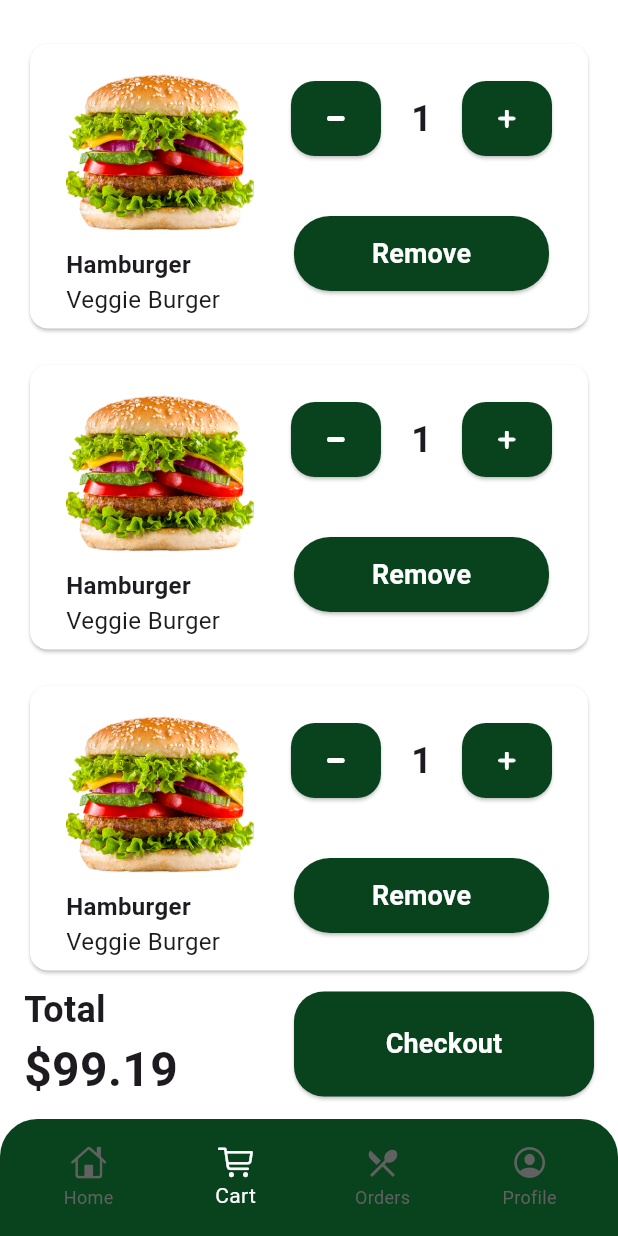
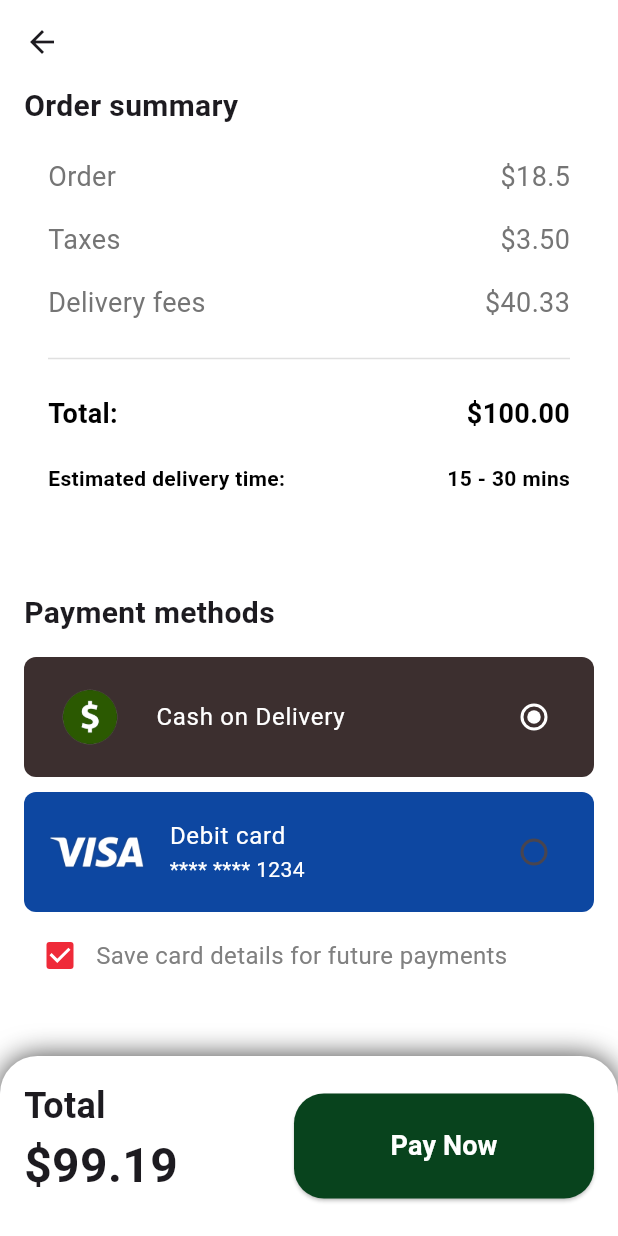
Before and after one commit to oreWaOsama/hungry_app, a Flutter app: the screen it shows after launch, item 2 of the bottom bar chosen, after a tap on "Checkout", on a phone screen of 412 x 824 dp. Run offline on Flutter 3.47's test engine with Material 3 defaults, Android fonts, the phone set to English and light mode, and no system bars; our stand-ins replace flutter_svg, gap.

```diff
--- a/lib/core/constants/app_assets.dart
+++ b/lib/core/constants/app_assets.dart
@@ -9,4 +9,6 @@ class AppAssets {
   static const String test2 = 'assets/details/test2.png';
   static const String minus = 'assets/details/minus.png';
   static const String plus = 'assets/details/plus.png';
+  static const String cash = 'assets/icons/cash.png';
+  static const String visa = 'assets/icons/visa.png';
 }
--- a/lib/features/cart/views/cart_view.dart
+++ b/lib/features/cart/views/cart_view.dart
@@ -3,6 +3,7 @@ import 'package:gap/gap.dart';
 import 'package:hungry_app/core/constants/app_assets.dart';
 import 'package:hungry_app/core/constants/app_colors.dart';
 import 'package:hungry_app/features/cart/widgets/cart_item.dart';
+import 'package:hungry_app/features/checkout/views/checkout_view.dart';
 import 'package:hungry_app/shared/custom_button.dart';
 import 'package:hungry_app/shared/custom_text.dart';
 
@@ -14,7 +15,7 @@ class CartView extends StatefulWidget {
 }
 
 class _CartViewState extends State<CartView> {
- final  int numberOfItems = 20;
+  final int numberOfItems = 20;
   late List<int> numberOfItemsList;
 
   @override
@@ -48,7 +49,7 @@ class _CartViewState extends State<CartView> {
               Gap(25),
               Expanded(
                 child: ListView.separated(
-                    itemCount:numberOfItems,
+                  itemCount: numberOfItems,
                   itemBuilder: (BuildContext context, int index) {
                     return CartItem(
                       imagepath: AppAssets.test2,
@@ -61,7 +62,6 @@ class _CartViewState extends State<CartView> {
                   },
                   separatorBuilder: (BuildContext context, int index) =>
                       Gap(16),
-
                 ),
               ),
               Row(
@@ -84,7 +84,14 @@ class _CartViewState extends State<CartView> {
                   Spacer(),
                   CustomButton(
                     title: 'Checkout',
-                    onPressed: () {},
+                    onPressed: () {
+                      Navigator.push(
+                        context,
+                        MaterialPageRoute(
+                          builder: (context) => const CheckoutView(),
+                        ),
+                      );
+                    },
                     width: 200,
                     radius: 20,
                     backgroundColor: AppColors.primary,
--- /dev/null
+++ b/lib/features/checkout/views/checkout_view.dart
@@ -0,0 +1,187 @@
+import 'package:flutter/material.dart';
+import 'package:gap/gap.dart';
+import 'package:hungry_app/core/constants/app_assets.dart';
+import 'package:hungry_app/core/constants/app_colors.dart';
+import 'package:hungry_app/features/checkout/widgets/order_details_widget.dart';
+import 'package:hungry_app/features/checkout/widgets/success_dailog.dart';
+import 'package:hungry_app/shared/custom_button.dart';
+
+import 'package:hungry_app/shared/custom_text.dart';
+
+class CheckoutView extends StatefulWidget {
+  const CheckoutView({super.key});
+
+  @override
+  State<CheckoutView> createState() => _CheckoutViewState();
+}
+
+class _CheckoutViewState extends State<CheckoutView> {
+  String selectedMethod = 'cash';
+  @override
+  Widget build(BuildContext context) {
+    return Scaffold(
+      appBar: AppBar(backgroundColor: Colors.white),
+      body: Padding(
+        padding: const EdgeInsets.symmetric(horizontal: 16.0),
+        child: SingleChildScrollView(
+          child: Column(
+            crossAxisAlignment: .start,
+            children: [
+              CustomText(
+                text: 'Order summary',
+                size: 20,
+                fontWeight: FontWeight.w600,
+              ),
+              OrderDetailsWidget(
+                orderPrice: '18.5',
+                taxesPrice: '3.50',
+                deliveryPrice: '40.33',
+                totalPrice: '100.00',
+              ),
+              Gap(65),
+              CustomText(
+                text: 'Payment methods',
+                size: 20,
+                fontWeight: FontWeight.w600,
+              ),
+              Gap(15),
+              ListTile(
+                onTap: () => setState(() {
+                  selectedMethod = 'cash';
+                }),
+                shape: RoundedRectangleBorder(
+                  borderRadius: BorderRadius.circular(8),
+                ),
+                tileColor: Color(0xff3C2F2F),
+                contentPadding: EdgeInsets.symmetric(
+                  vertical: 12,
+                  horizontal: 16,
+                ),
+                leading: Image.asset(AppAssets.cash),
+                title: CustomText(
+                  text: 'Cash on Delivery',
+                  color: Colors.white,
+                ),
+                trailing: Radio<String>(
+                  activeColor: Colors.white,
+                  value: 'cash',
+                  groupValue: selectedMethod,
+                  onChanged: (value) {
+                    setState(() {
+                      selectedMethod = value!;
+                    });
+                  },
+                ),
+              ),
+              Gap(10),
+              ListTile(
+                onTap: () => setState(() {
+                  selectedMethod = 'visa';
+                }),
+                shape: RoundedRectangleBorder(
+                  borderRadius: BorderRadius.circular(8),
+                ),
+                tileColor: Colors.blue.shade900,
+                contentPadding: EdgeInsets.symmetric(
+                  vertical: 4,
+                  horizontal: 16,
+                ),
+                leading: Image.asset(AppAssets.visa, width: 65, height: 65),
+                title: CustomText(text: 'Debit card', color: Colors.white),
+                subtitle: CustomText(
+                  text: '**** **** 1234',
+                  color: Colors.white,
+                ),
+                trailing: Radio<String>(
+                  activeColor: Colors.white,
+                  value: 'visa',
+                  groupValue: selectedMethod,
+                  onChanged: (value) {
+                    setState(() {
+                      selectedMethod = value!;
+                    });
+                  },
+                ),
+              ),
+              Gap(5),
+              Row(
+                children: [
+                  Checkbox(
+                    activeColor: Color(0xffEF2A39),
+                    value: true,
+                    onChanged: (v) {},
+                  ),
+                  CustomText(
+                    text: 'Save card details for future payments',
+                    size: 16,
+                    color: Color(0xff808080),
+                  ),
+                ],
+              ),
+              Gap(10),
+            ],
+          ),
+        ),
+      ),
+      bottomSheet: Container(
+        decoration: BoxDecoration(
+          color: Colors.white,
+          borderRadius: BorderRadius.only(
+            topLeft: Radius.circular(25),
+            topRight: Radius.circular(25),
+          ),
+          boxShadow: [
+            BoxShadow(
+              color: Colors.grey.shade800,
+              blurRadius: 15,
+              offset: Offset(0, 0),
+            ),
+          ],
+        ),
+
+        height: 120,
+        child: Padding(
+          padding: const EdgeInsets.all(16),
+          child: Row(
+            children: [
+              Column(
+                crossAxisAlignment: .start,
+                children: [
+                  CustomText(
+                    text: 'Total',
+                    size: 24,
+                    fontWeight: FontWeight.w600,
+                  ),
+                  CustomText(
+                    text: '\$${99.19}',
+                    size: 32,
+                    fontWeight: FontWeight.w700,
+                  ),
+                ],
+              ),
+              Spacer(),
+              CustomButton(
+                title: 'Pay Now',
+                onPressed: () {
+                  showPaymentSuccessDialog(context);
+                },
+                width: 200,
+                radius: 20,
+                backgroundColor: AppColors.primary,
+                textColor: Colors.white,
+              ),
+            ],
+          ),
+        ),
+      ),
+    );
+  }
+
+  Future<void> showPaymentSuccessDialog(BuildContext context) {
+    return showDialog(
+      context: context,
+      barrierDismissible: false,
+      builder: (_) => const SuccessDialog(),
+    );
+  }
+}
--- /dev/null
+++ b/lib/features/checkout/widgets/order_details_widget.dart
@@ -0,0 +1,75 @@
+import 'package:flutter/material.dart';
+import 'package:gap/gap.dart';
+import 'package:hungry_app/shared/custom_text.dart';
+
+class OrderDetailsWidget extends StatelessWidget {
+  final String orderPrice, taxesPrice, deliveryPrice, totalPrice;
+  const OrderDetailsWidget({
+    super.key,
+    required this.orderPrice,
+    required this.taxesPrice,
+    required this.deliveryPrice,
+    required this.totalPrice,
+  });
+
+  @override
+  Widget build(BuildContext context) {
+    return Column(
+      children: [
+        Gap(20),
+        checkoutWidget(title: 'Order', price: orderPrice),
+        Gap(16),
+        checkoutWidget(title: 'Taxes', price: taxesPrice),
+        Gap(16),
+        checkoutWidget(title: 'Delivery fees', price: deliveryPrice),
+        Gap(16),
+        Divider(endIndent: 16, indent: 16, color: Colors.grey[300]),
+        Gap(16),
+        checkoutWidget(
+          title: 'Total:',
+          price: totalPrice,
+          color: Colors.black,
+          fontWeight: FontWeight.w600,
+        ),
+        Gap(20),
+        checkoutWidget(
+          title: 'Estimated delivery time:',
+          title2: '15 - 30 mins',
+          size: 14,
+          color: Colors.black,
+          fontWeight: FontWeight.w600,
+        ),
+      ],
+    );
+  }
+}
+
+Widget checkoutWidget({
+  String? title,
+  String? title2,
+  String? price,
+  FontWeight? fontWeight,
+  Color? color,
+  double? size,
+}) {
+  return Padding(
+    padding: const EdgeInsets.symmetric(horizontal: 16.0),
+    child: Row(
+      children: [
+        CustomText(
+          text: title ?? '',
+          size: size ?? 18,
+          fontWeight: fontWeight ?? FontWeight.w400,
+          color: color ?? Colors.grey[600],
+        ),
+        Spacer(),
+        CustomText(
+          text: title2 ?? '\$$price',
+          size: size ?? 18,
+          fontWeight: fontWeight ?? FontWeight.w400,
+          color: color ?? Colors.grey[600],
+        ),
+      ],
+    ),
+  );
+}
--- /dev/null
+++ b/lib/features/checkout/widgets/success_dailog.dart
@@ -0,0 +1,60 @@
+import 'package:flutter/material.dart';
+import 'package:gap/gap.dart';
+import 'package:hungry_app/core/constants/app_colors.dart';
+import 'package:hungry_app/shared/custom_button.dart';
+import 'package:hungry_app/shared/custom_text.dart';
+
+class SuccessDialog extends StatelessWidget {
+  const SuccessDialog({super.key});
+
+  @override
+  Widget build(BuildContext context) {
+    return Dialog(
+      shape: RoundedRectangleBorder(borderRadius: BorderRadius.circular(24)),
+      child: Padding(
+        padding: const EdgeInsets.all(24),
+        child: Column(
+          mainAxisSize: MainAxisSize.min,
+          children: [
+            Container(
+              padding: const EdgeInsets.all(16),
+              decoration: BoxDecoration(
+                shape: BoxShape.circle,
+                color: AppColors.primary,
+              ),
+              child: const Icon(Icons.check, color: Colors.white, size: 40),
+            ),
+            Gap(16),
+
+            CustomText(
+              text: 'Success !',
+              fontWeight: FontWeight.w700,
+              color: AppColors.primary,
+              size: 30,
+            ),
+            Gap(12),
+
+            CustomText(
+              text:
+                  'Your payment was successful.\nA receipt for this purchase has\nbeen sent to your email.',
+              size: 14,
+              color: Color(0xffBCBBBB),
+            ),
+            Gap(25),
+
+            CustomButton(
+              title: 'Go Back',
+              onPressed: () {
+                Navigator.pop(context);
+              },
+              width: 200,
+              radius: 20,
+              backgroundColor: AppColors.primary,
+              textColor: Colors.white,
+            ),
+          ],
+        ),
+      ),
+    );
+  }
+}
--- a/lib/features/orderHistory/views/order_history_view.dart
+++ b/lib/features/orderHistory/views/order_history_view.dart
@@ -1,10 +1,73 @@
 import 'package:flutter/material.dart';
+import 'package:gap/gap.dart';
+import 'package:hungry_app/core/constants/app_assets.dart';
+import 'package:hungry_app/shared/custom_button.dart';
+import 'package:hungry_app/shared/custom_text.dart';
 
 class OrderHistoryView extends StatelessWidget {
   const OrderHistoryView({super.key});
 
   @override
   Widget build(BuildContext context) {
-    return Scaffold();
+    return Scaffold(
+      body: Padding(
+        padding: const EdgeInsets.all(16),
+        child: SafeArea(
+          child: Column(
+            children: [
+              Expanded(
+                child: ListView.separated(
+                  itemCount: 3,
+                  itemBuilder: (context, index) {
+                    return Card(
+                      color: Colors.white,
+                      child: Padding(
+                        padding: const EdgeInsets.all(16),
+                        child: Column(
+                          children: [
+                            Row(
+                              children: [
+                                Image.asset(
+                                  AppAssets.test2,
+                                  width: 125,
+                                  height: 125,
+                                  fit: BoxFit.cover,
+                                ),
+                                Gap(25),
+                                Column(
+                                  crossAxisAlignment: .start,
+                                  children: [
+                                    CustomText(
+                                      text: 'Hamburger',
+                                      size: 16,
+                                      fontWeight: FontWeight.w600,
+                                    ),
+                                    CustomText(text: 'Qty : X3', size: 16),
+                                    CustomText(text: 'Price: \$9.99', size: 16),
+                                  ],
+                                ),
+                              ],
+                            ),
+                            CustomButton(
+                              onPressed: () {},
+                              title: 'Order Again',
+                              width: double.infinity,
+                              height: 50,
+                              backgroundColor: Colors.grey[300],
+                              textColor: Colors.white,
+                            ),
+                          ],
+                        ),
+                      ),
+                    );
+                  },
+                  separatorBuilder: (context, index) => Gap(16),
+                ),
+              ),
+            ],
+          ),
+        ),
+      ),
+    );
   }
 }
--- a/pubspec.yaml
+++ b/pubspec.yaml
@@ -56,6 +56,7 @@ flutter:
     - assets/splash/
     - assets/details/
     - assets/spicy/
+    - assets/icons/
   # An image asset can refer to one or more resolution-specific "variants", see
   # https://flutter.dev/to/resolution-aware-images
   # For details regarding adding assets from package dependencies, see
```
Also changed, not shown: assets/icons/cash.png (added), assets/icons/visa.png (added).
